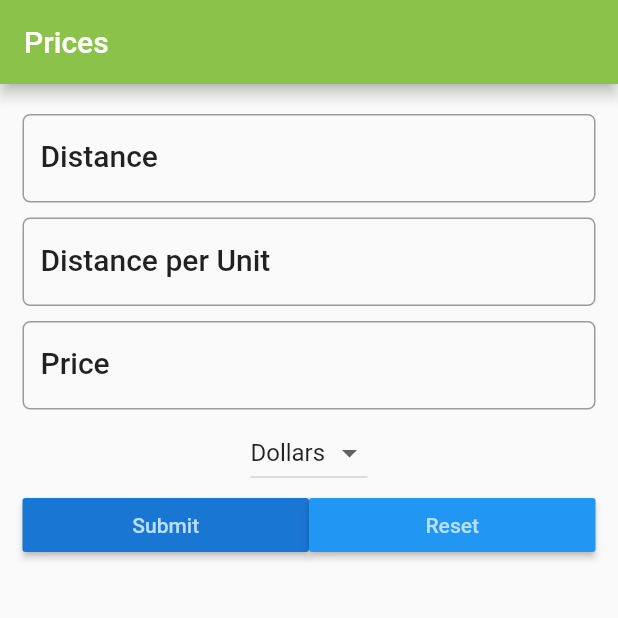
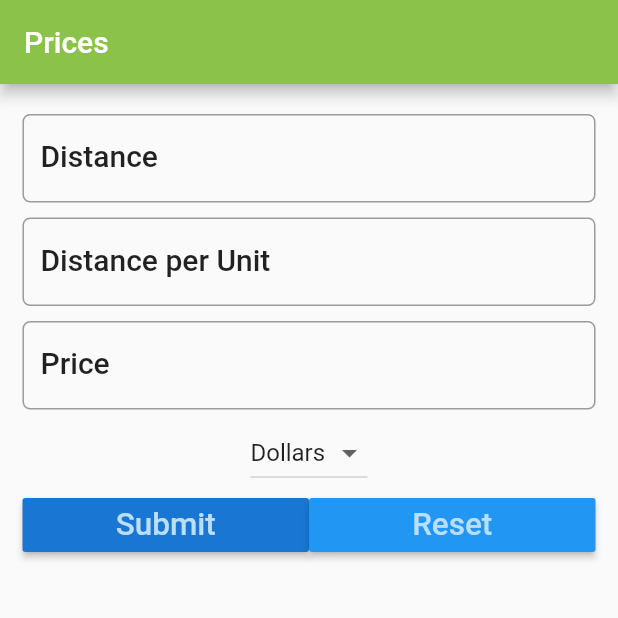
Before and after one commit to omurthy/pizzaSensei, a Flutter app: the screen it shows after launch, on a phone screen of 412 x 824 dp, the top half of it. Run offline on Flutter 3.47's test engine with Material 2 defaults, Android fonts, the phone set to English and light mode, and no system bars.

Commit message:
textScaleFactor properties is setted for buttons

```diff
--- a/lib/ui/prices.dart
+++ b/lib/ui/prices.dart
@@ -83,7 +83,8 @@ class _Prices extends State<Prices> {
                       child: RaisedButton(
                     color: Theme.of(context).primaryColorDark,
                     textColor: Theme.of(context).primaryColorLight,
-                    child: Text('Submit'),
+                    child: Text('Submit', textScaleFactor : 1.5),
+
                     onPressed: () {
                       setState(() {
                         result = _calculate();
@@ -94,7 +95,7 @@ class _Prices extends State<Prices> {
                       child: RaisedButton(
                     color: Theme.of(context).primaryColor,
                     textColor: Theme.of(context).primaryColorLight,
-                    child: Text('Reset'),
+                    child: Text('Reset', textScaleFactor : 1.5),
                     onPressed: () {
                       setState(() {
                           _reset();
```
